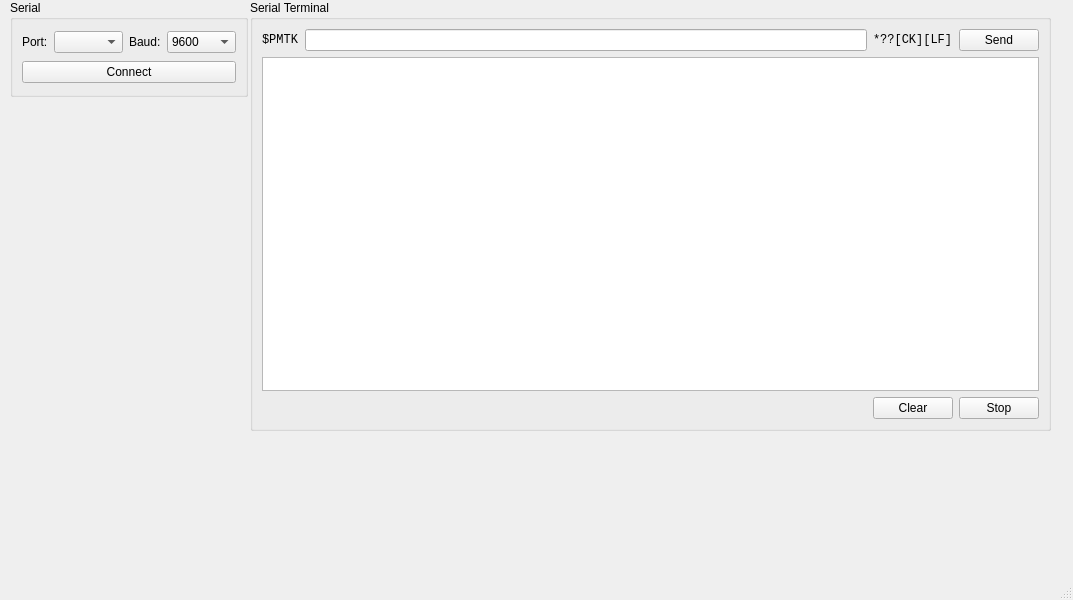
The window that GPS_resender/mainwindow.ui (DamianPodrazaCode/GPS_resender) describes before a commit, drawn with Qt 5.
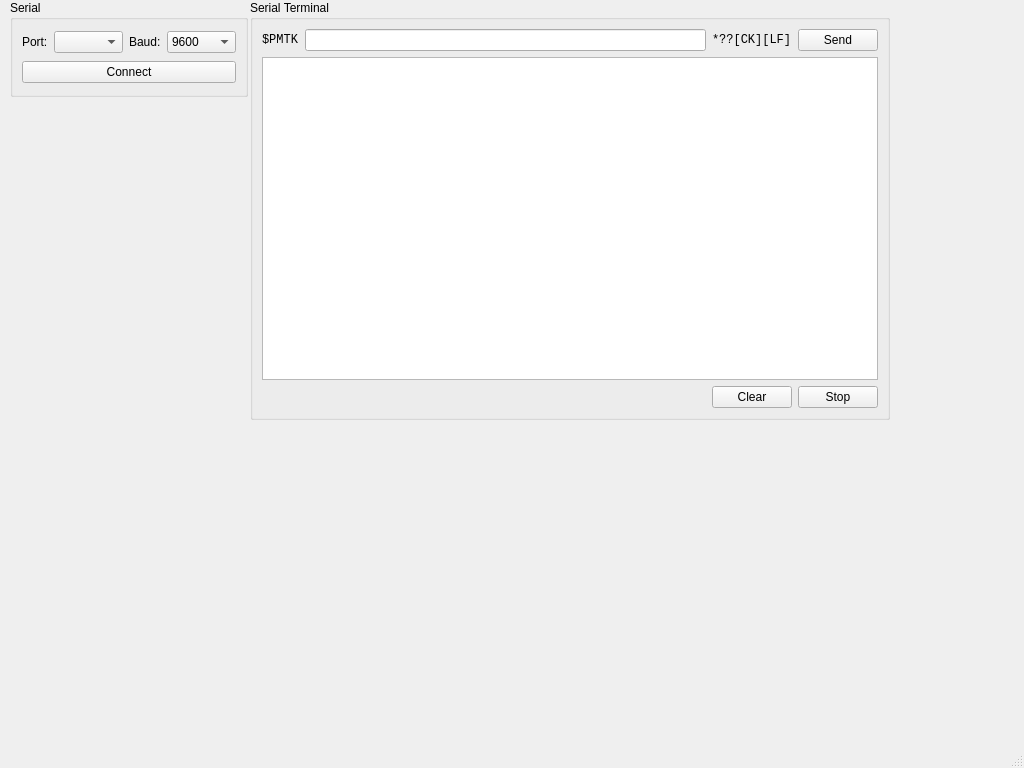
The same window after the commit.

Diff of the .ui file:
```diff
--- a/GPS_resender/mainwindow.ui
+++ b/GPS_resender/mainwindow.ui
@@ -6,8 +6,8 @@
    <rect>
     <x>0</x>
     <y>0</y>
-    <width>1073</width>
-    <height>600</height>
+    <width>1024</width>
+    <height>768</height>
    </rect>
   </property>
   <property name="windowTitle">
@@ -95,10 +95,16 @@
      <rect>
       <x>250</x>
       <y>0</y>
-      <width>801</width>
-      <height>431</height>
+      <width>640</width>
+      <height>420</height>
      </rect>
     </property>
+    <property name="sizePolicy">
+     <sizepolicy hsizetype="Fixed" vsizetype="Fixed">
+      <horstretch>0</horstretch>
+      <verstretch>0</verstretch>
+     </sizepolicy>
+    </property>
     <property name="title">
      <string>Serial Terminal</string>
     </property>
@@ -143,6 +149,11 @@
      </item>
      <item row="1" column="0">
       <widget class="QPlainTextEdit" name="pte_term">
+       <property name="font">
+        <font>
+         <family>Consolas</family>
+        </font>
+       </property>
        <property name="lineWidth">
         <number>1</number>
        </property>
```
Left out of the diff: 2 changed lines with no effect on the pictures.
